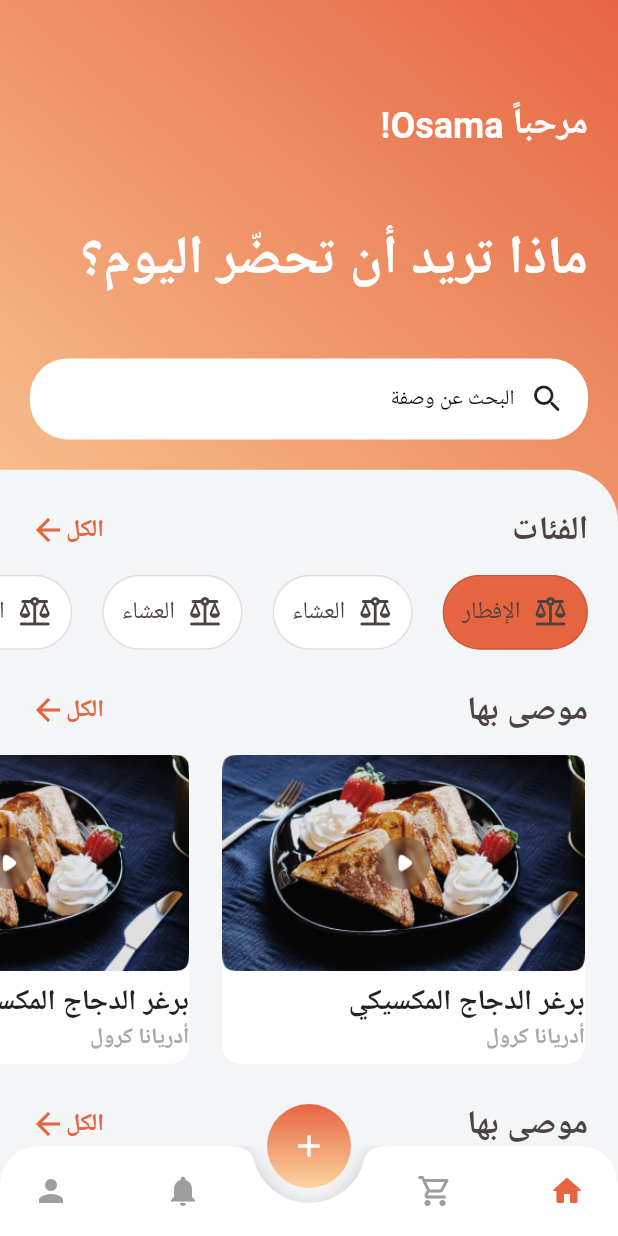
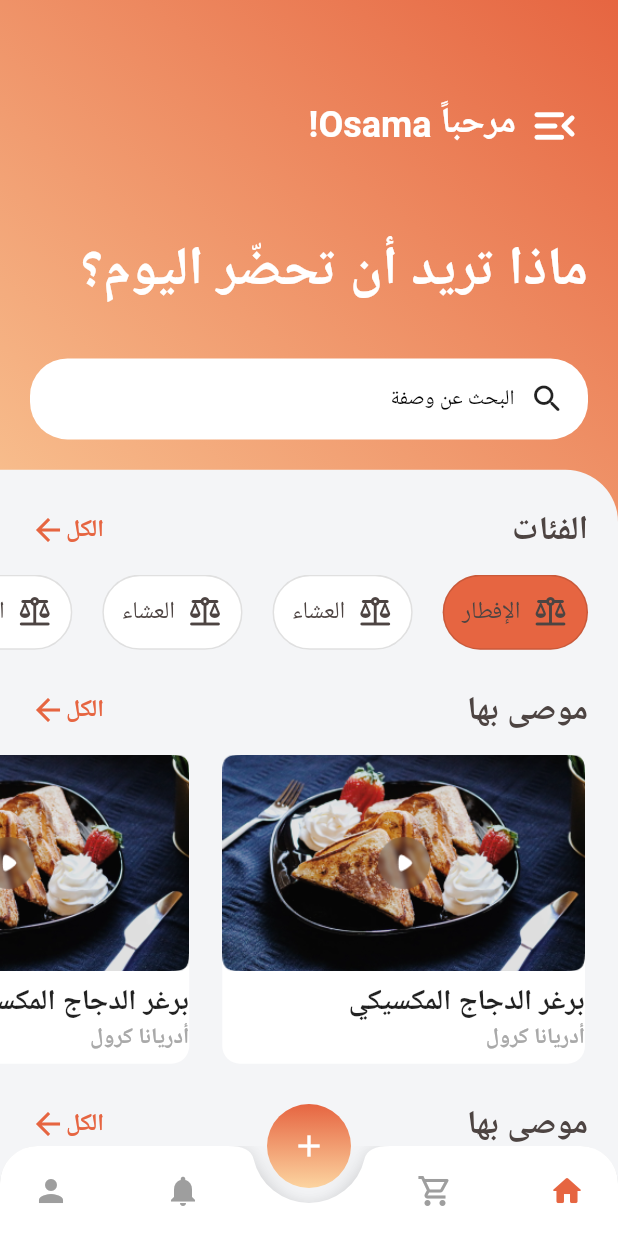
Before and after one commit to os01ri/MealMate, a Flutter app: the RecipesHomePage screen opened by its route, on a phone screen of 412 x 824 dp. Run offline on Flutter 3.47's test engine with Material 2 defaults, Android fonts, the phone set to English and light mode, and no system bars; our stand-ins replace bloc, bot_toast, dartz, equatable, extended_image, firebase_messaging and 9 more; missing offline and left inert: add_to_cart_animation, menu_button; accounts and stored records are empty; generated files the repository leaves out were written again; Roboto replaces fonts that are missing (Almarai); project files that could hold a hidden picture were left out.

Commit message:
code optimization

```diff
--- a/lib/core/helper/helper.dart
+++ b/lib/core/helper/helper.dart
@@ -4,6 +4,7 @@ import 'dart:io';
 import 'package:firebase_messaging/firebase_messaging.dart';
 import 'package:image_cropper/image_cropper.dart';
 import 'package:image_picker/image_picker.dart';
+import 'package:mealmate/core/extensions/colorful_consule_string_extinsion.dart';
 import 'package:mealmate/core/ui/theme/colors.dart';
 import 'package:mealmate/features/auth/data/models/login_response_model.dart';
 import 'package:permission_handler/permission_handler.dart';
@@ -33,7 +34,7 @@ class Helper {
   static Future<void> setUserDataToStorage(UserModel user) async {
     SharedPreferences sp = await SharedPreferences.getInstance();
     await sp.setString(PrefsKeys.userInfo, userModelToJson(user));
-    log("${sp.getString(PrefsKeys.userInfo)}");
+    log("${sp.getString(PrefsKeys.userInfo)}".logWhite);
   }
 
   static Future<String?> getTokenFromStorage() async {
--- a/lib/core/unified_api/api_variables.dart
+++ b/lib/core/unified_api/api_variables.dart
@@ -1,5 +1,6 @@
 import 'dart:developer';
 
+import 'package:mealmate/core/extensions/colorful_consule_string_extinsion.dart';
 import 'package:mealmate/core/helper/type_defs.dart';
 
 class ApiVariables {
@@ -19,7 +20,7 @@ class ApiVariables {
       path: path,
       queryParameters: queryParameters,
     );
-    log(uri.toString());
+    log(uri.toString().logMagenta);
     return uri;
   }
 
--- a/lib/features/main/pages/shell_page.dart
+++ b/lib/features/main/pages/shell_page.dart
@@ -13,10 +13,13 @@ class ShellPage extends StatelessWidget {
 
   const ShellPage({Key? key, required this.screen}) : super(key: key);
 
+
+
   @override
   Widget build(BuildContext context) {
     return Scaffold(
       body: screen,
+      drawer: const Drawer(),
       bottomNavigationBar: _buildBottomNavigationBar(),
       floatingActionButtonLocation: FloatingActionButtonLocation.centerDocked,
       floatingActionButton: const _CreateRecipeFAB(),
--- a/lib/features/recipe/presentation/pages/recipes_home_page.dart
+++ b/lib/features/recipe/presentation/pages/recipes_home_page.dart
@@ -7,6 +7,7 @@ import 'package:mealmate/core/helper/assets_paths.dart';
 import 'package:mealmate/core/localization/localization_class.dart';
 import 'package:mealmate/core/ui/font/typography.dart';
 import 'package:mealmate/core/ui/theme/colors.dart';
+import 'package:mealmate/features/main/widgets/main_drawer.dart';
 import 'package:mealmate/features/recipe/presentation/widgets/category_choice_chip.dart';
 import 'package:mealmate/features/recipe/presentation/widgets/section_header.dart';
 import 'package:mealmate/injection_container.dart';
@@ -25,6 +26,7 @@ class _RecipesHomePageState extends State<RecipesHomePage> {
   late final ValueNotifier<double> _bodyPosition;
   late final ValueNotifier<double> _searchButtonPosition;
   late final ValueNotifier<bool> _allowScroll;
+  late final GlobalKey<ScaffoldState> _scaffoldKey;
 
   static double _bodyUpPosition(BuildContext context) => context.height * .15;
   static double _bodyDownPosition(BuildContext context) => context.height * .38;
@@ -35,6 +37,7 @@ class _RecipesHomePageState extends State<RecipesHomePage> {
   @override
   void didChangeDependencies() {
     super.didChangeDependencies();
+    _scaffoldKey = GlobalKey<ScaffoldState>();
     _allowScroll = ValueNotifier(false);
     _bodyPosition = ValueNotifier(_bodyDownPosition(context));
     _searchButtonPosition = ValueNotifier(_searchButtonDownPosition(context));
@@ -44,7 +47,7 @@ class _RecipesHomePageState extends State<RecipesHomePage> {
     return Container(
       height: context.height * .6,
       width: context.width,
-      padding: EdgeInsets.symmetric(horizontal: 20, vertical: context.height * .08),
+      padding: EdgeInsets.symmetric(horizontal: 20, vertical: context.height * .07),
       decoration: const BoxDecoration(
         gradient: LinearGradient(
           begin: AlignmentDirectional.topStart,
@@ -59,9 +62,22 @@ class _RecipesHomePageState extends State<RecipesHomePage> {
         crossAxisAlignment: CrossAxisAlignment.start,
         mainAxisAlignment: MainAxisAlignment.spaceBetween,
         children: [
-          Text(
-            '${serviceLocator<LocalizationClass>().appLocalizations!.hello} Osama!',
-            style: const TextStyle(color: Colors.white).semiBold.xLargeFontSize,
+          Row(
+            mainAxisAlignment: MainAxisAlignment.start,
+            children: [
+              IconButton(
+                onPressed: () => _scaffoldKey.currentState?.openDrawer(),
+                icon: Icon(
+                  Icons.menu_open_rounded,
+                  color: Colors.white,
+                  size: FontSize.heading_02,
+                ),
+              ),
+              Text(
+                '${serviceLocator<LocalizationClass>().appLocalizations!.hello} Osama!',
+                style: const TextStyle(color: Colors.white).semiBold.xLargeFontSize,
+              ),
+            ],
           ),
           AnimatedDefaultTextStyle(
             duration: const Duration(milliseconds: 200),
@@ -136,6 +152,8 @@ class _RecipesHomePageState extends State<RecipesHomePage> {
   @override
   Widget build(BuildContext context) {
     return Scaffold(
+      key: _scaffoldKey,
+      drawer: const MainDrawer(),
       body: Stack(
         children: [
           _buildOrangeContainer(context),
--- a/lib/features/onboarding/presentation/pages/onboarding_page.dart
+++ b/lib/features/welcoming/presentation/pages/onboarding_page.dart
@@ -8,9 +8,9 @@ import 'package:mealmate/core/localization/localization_class.dart';
 import 'package:mealmate/core/ui/theme/colors.dart';
 import 'package:mealmate/core/ui/theme/text_styles.dart';
 import 'package:mealmate/core/ui/widgets/main_button.dart';
-import 'package:mealmate/features/onboarding/presentation/widgets/custom_intro_paint.dart';
-import 'package:mealmate/features/onboarding/presentation/widgets/intro_indicator.dart';
-import 'package:mealmate/features/onboarding/presentation/widgets/slide.dart';
+import 'package:mealmate/features/welcoming/presentation/widgets/custom_intro_paint.dart';
+import 'package:mealmate/features/welcoming/presentation/widgets/intro_indicator.dart';
+import 'package:mealmate/features/welcoming/presentation/widgets/slide.dart';
 import 'package:mealmate/injection_container.dart';
 import 'package:mealmate/router/routes_names.dart';
 
--- a/lib/router/app_router.dart
+++ b/lib/router/app_router.dart
@@ -9,8 +9,6 @@ import 'package:mealmate/features/auth/presentation/pages/signup_page.dart';
 import 'package:mealmate/features/main/cubit/navigation_cubit.dart';
 import 'package:mealmate/features/main/pages/shell_page.dart';
 import 'package:mealmate/features/notification/notification_page.dart';
-import 'package:mealmate/features/onboarding/presentation/pages/onboarding_page.dart';
-import 'package:mealmate/features/onboarding/presentation/pages/splash_screen.dart';
 import 'package:mealmate/features/recipe/presentation/pages/recipe_create_page.dart';
 import 'package:mealmate/features/recipe/presentation/pages/recipe_details_page.dart';
 import 'package:mealmate/features/recipe/presentation/pages/recipe_intro_page.dart';
@@ -20,6 +18,8 @@ import 'package:mealmate/features/store/presentation/pages/cart_page.dart';
 import 'package:mealmate/features/store/presentation/pages/ingredient_page.dart';
 import 'package:mealmate/features/store/presentation/pages/store_page.dart';
 import 'package:mealmate/features/store/presentation/pages/wishlist_page.dart';
+import 'package:mealmate/features/welcoming/presentation/pages/onboarding_page.dart';
+import 'package:mealmate/features/welcoming/presentation/pages/splash_screen.dart';
 import 'package:mealmate/router/transitions/slide_transition.dart';
 
 import 'routes_names.dart';
@@ -32,6 +32,7 @@ class AppRouter {
 
   static final GoRouter _router = GoRouter(
     initialLocation: '/welcome/splash',
+    // redirect: (context, state) => '/${RoutesNames.recipesHome}',
     debugLogDiagnostics: true,
     navigatorKey: _rootNavigatorKey,
     routes: [
@@ -49,29 +50,24 @@ class AppRouter {
     ),
     routes: [
       GoRoute(
-        path: '/home',
-        builder: (context, state) => const Scaffold(),
-        routes: [
-          GoRoute(
-              path: RoutesNames.recipesHome,
+        path: '/${RoutesNames.recipesHome}',
         name: RoutesNames.recipesHome,
         parentNavigatorKey: _shellNavigatorKey,
         pageBuilder: (context, state) => const NoTransitionPage(child: RecipesHomePage()),
-              routes: _recipeRoutes),
+        routes: _recipeRoutes,
+      ),
       GoRoute(
-            path: RoutesNames.storePage,
+        path: '/${RoutesNames.storePage}',
         name: RoutesNames.storePage,
         parentNavigatorKey: _shellNavigatorKey,
         pageBuilder: (context, state) => const NoTransitionPage(child: StorePage()),
         routes: _storeRoutes,
       ),
       GoRoute(
-            path: RoutesNames.notification,
+        path: '/${RoutesNames.notification}',
         name: RoutesNames.notification,
         parentNavigatorKey: _shellNavigatorKey,
         pageBuilder: (context, state) => const NoTransitionPage(child: NotificationPage()),
-          ),
-        ],
       ),
     ],
   );
```
Also changed, not shown: lib/core/extensions/colorful_consule_string_extinsion.dart (added, +10 -0 lines), lib/core/ui/font/font.dart (+8 -8 lines), lib/core/ui/font/typography.dart (+13 -13 lines), lib/core/unified_api/handling_exception_manager.dart (+5 -4 lines), lib/core/unified_api/methods/delete_api.dart (+6 -6 lines), lib/core/unified_api/methods/get_api.dart (+7 -7 lines), lib/core/unified_api/methods/multi_post_api.dart (+9 -11 lines), lib/core/unified_api/methods/post_api.dart (+8 -8 lines), lib/features/main/widgets/main_drawer.dart (added, +80 -0 lines), lib/features/welcoming/presentation/pages/splash_screen.dart (renamed from lib/features/onboarding/presentation/pages/splash_screen.dart, +5 -4 lines), lib/features/welcoming/presentation/widgets/custom_intro_paint.dart (renamed from lib/features/onboarding/presentation/widgets/custom_intro_paint.dart), lib/features/welcoming/presentation/widgets/intro_image.dart (renamed from lib/features/onboarding/presentation/widgets/intro_image.dart), lib/features/welcoming/presentation/widgets/intro_indicator.dart (renamed from lib/features/onboarding/presentation/widgets/intro_indicator.dart), lib/features/welcoming/presentation/widgets/slide.dart (renamed from lib/features/onboarding/presentation/widgets/slide.dart). Lines whose indentation alone changed are shown as unchanged.
